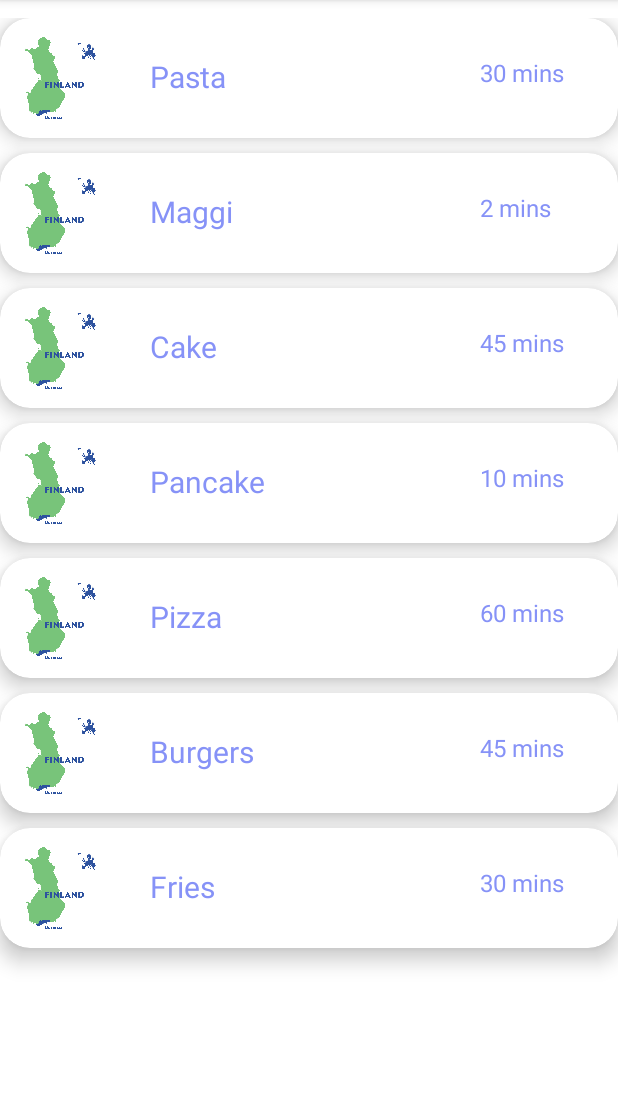
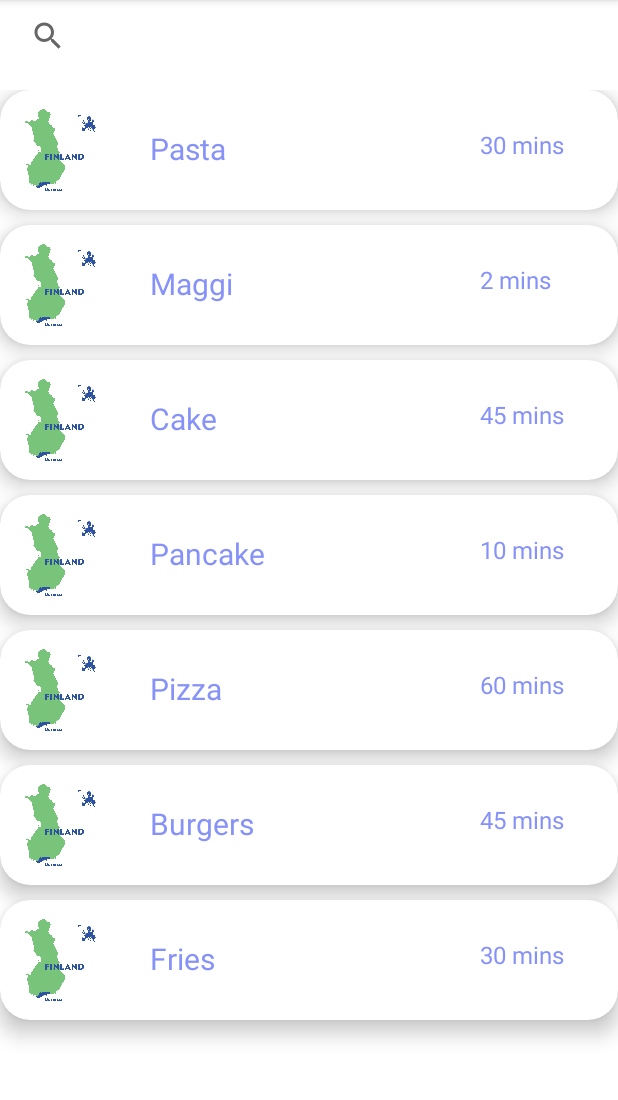
Before and after one commit to 0mlml/CT60A2411project, an Android app: the SearchActivity screen opened directly, with no data from a screen before it, on a phone screen of 412 x 824 dp, the part 84-1184 px from its top. Run offline under Robolectric (Android 15) with nearby library versions, the phone set to English and light mode, and no system bars.

Commit message:
maybe working search

```diff
--- a/app/src/main/java/dev/mlml/ct60a2411project/ListAdapter.java
+++ b/app/src/main/java/dev/mlml/ct60a2411project/ListAdapter.java
@@ -5,28 +5,77 @@ import android.view.LayoutInflater;
 import android.view.View;
 import android.view.ViewGroup;
 import android.widget.ArrayAdapter;
+import android.widget.Filter;
+import android.widget.Filterable;
 import android.widget.ImageView;
 import android.widget.TextView;
-import java.util.ArrayList;
 import androidx.annotation.NonNull;
 import androidx.annotation.Nullable;
-public class ListAdapter extends ArrayAdapter<ListData> {
+import java.util.ArrayList;
+
+public class ListAdapter extends ArrayAdapter<ListData> implements Filterable {
+    private ArrayList<ListData> originalData;
+    private ArrayList<ListData> filteredData;
+
     public ListAdapter(@NonNull Context context, ArrayList<ListData> dataArrayList) {
         super(context, R.layout.list_city, dataArrayList);
+        this.originalData = new ArrayList<>(dataArrayList);
+        this.filteredData = new ArrayList<>(dataArrayList);
     }
+
     @NonNull
     @Override
-    public View getView(int position, @Nullable View view, @NonNull ViewGroup parent) {
+    public View getView(int position, @Nullable View convertView, @NonNull ViewGroup parent) {
         ListData listData = getItem(position);
-        if (view == null){
-            view = LayoutInflater.from(getContext()).inflate(R.layout.list_city, parent, false);
+        if (convertView == null){
+            convertView = LayoutInflater.from(getContext()).inflate(R.layout.list_city, parent, false);
         }
-        ImageView listImage = view.findViewById(R.id.listImage);
-        TextView listName = view.findViewById(R.id.listName);
-        TextView listTime = view.findViewById(R.id.listTime);
+        ImageView listImage = convertView.findViewById(R.id.listImage);
+        TextView listName = convertView.findViewById(R.id.listName);
+        TextView listTime = convertView.findViewById(R.id.listTime);
         listImage.setImageResource(listData.image);
         listName.setText(listData.name);
         listTime.setText(listData.time);
-        return view;
+        return convertView;
+    }
+
+    @Override
+    public int getCount() {
+        return filteredData.size();
+    }
+
+    @Override
+    public ListData getItem(int position) {
+        return filteredData.get(position);
+    }
+
+    @Override
+    public Filter getFilter() {
+        return new Filter() {
+            @Override
+            protected FilterResults performFiltering(CharSequence constraint) {
+                FilterResults results = new FilterResults();
+                if (constraint == null || constraint.length() == 0) {
+                    results.values = originalData;
+                    results.count = originalData.size();
+                } else {
+                    ArrayList<ListData> filterResultsData = new ArrayList<>();
+                    for (ListData data : originalData) {
+                        if (data.name.toLowerCase().contains(constraint.toString().toLowerCase())) {
+                            filterResultsData.add(data);
+                        }
+                    }
+                    results.values = filterResultsData;
+                    results.count = filterResultsData.size();
+                }
+                return results;
+            }
+
+            @Override
+            protected void publishResults(CharSequence constraint, FilterResults results) {
+                filteredData = (ArrayList<ListData>) results.values;
+                notifyDataSetChanged();
+            }
+        };
     }
 }
--- a/app/src/main/java/dev/mlml/ct60a2411project/SearchActivity.java
+++ b/app/src/main/java/dev/mlml/ct60a2411project/SearchActivity.java
@@ -1,48 +1,70 @@
 package dev.mlml.ct60a2411project;
 
-import androidx.appcompat.app.AppCompatActivity;
 import android.content.Intent;
 import android.os.Bundle;
 import android.view.View;
 import android.widget.AdapterView;
-import dev.mlml.ct60a2411project.databinding.ActivityMainBinding;
+import android.widget.SearchView;
+import androidx.appcompat.app.AppCompatActivity;
+import dev.mlml.ct60a2411project.databinding.ActivitySearchBinding;
 import java.util.ArrayList;
-
-import dev.mlml.ct60a2411project.databinding.ActivitySearchBinding;
 
 public class SearchActivity extends AppCompatActivity {
     ActivitySearchBinding binding;
     ListAdapter listAdapter;
     ArrayList<ListData> dataArrayList = new ArrayList<>();
-    ListData listData;
+
     @Override
     protected void onCreate(Bundle savedInstanceState) {
         super.onCreate(savedInstanceState);
         binding = ActivitySearchBinding.inflate(getLayoutInflater());
         setContentView(binding.getRoot());
+
+        setupListView();
+        setupSearchView();
+    }
+
+    private void setupListView() {
         int[] imageList = {R.drawable.finland, R.drawable.finland, R.drawable.finland, R.drawable.finland, R.drawable.finland, R.drawable.finland, R.drawable.finland};
-        int[] ingredientList = {R.string.pastaIngredients, R.string.maggiIngredients,R.string.cakeIngredients,R.string.pancakeIngredients,R.string.pizzaIngredients, R.string.burgerIngredients, R.string.friesIngredients};
-        int[] descList = {R.string.pastaDesc, R.string.maggieDesc, R.string.cakeDesc,R.string.pancakeDesc,R.string.pizzaDesc, R.string.burgerDesc, R.string.friesDesc};
-        String[] nameList = {"Pasta", "Maggi", "Cake", "Pancake", "Pizza","Burgers", "Fries"};
-        String[] timeList = {"30 mins", "2 mins", "45 mins","10 mins", "60 mins", "45 mins", "30 mins"};
-        for (int i = 0; i < imageList.length; i++){
-            listData = new ListData(nameList[i], timeList[i], ingredientList[i], descList[i], imageList[i]);
+        int[] ingredientList = {R.string.pastaIngredients, R.string.maggiIngredients, R.string.cakeIngredients, R.string.pancakeIngredients, R.string.pizzaIngredients, R.string.burgerIngredients, R.string.friesIngredients};
+        int[] descList = {R.string.pastaDesc, R.string.pastaDesc, R.string.cakeDesc, R.string.pancakeDesc, R.string.pizzaDesc, R.string.burgerDesc, R.string.friesDesc};
+        String[] nameList = {"Pasta", "Maggi", "Cake", "Pancake", "Pizza", "Burgers", "Fries"};
+        String[] timeList = {"30 mins", "2 mins", "45 mins", "10 mins", "60 mins", "45 mins", "30 mins"};
+
+        for (int i = 0; i < imageList.length; i++) {
+            ListData listData = new ListData(nameList[i], timeList[i], ingredientList[i], descList[i], imageList[i]);
             dataArrayList.add(listData);
         }
-        listAdapter = new ListAdapter(SearchActivity.this, dataArrayList);
+        listAdapter = new ListAdapter(this, dataArrayList);
         binding.listview.setAdapter(listAdapter);
         binding.listview.setClickable(true);
         binding.listview.setOnItemClickListener(new AdapterView.OnItemClickListener() {
             @Override
-            public void onItemClick(AdapterView<?> adapterView, View view, int i, long l) {
+            public void onItemClick(AdapterView<?> parent, View view, int position, long id) {
+                ListData data = listAdapter.getItem(position);
                 Intent intent = new Intent(SearchActivity.this, DetailedCity.class);
-                intent.putExtra("name", nameList[i]);
-                intent.putExtra("time", timeList[i]);
-                intent.putExtra("ingredients", ingredientList[i]);
-                intent.putExtra("desc", descList[i]);
-                intent.putExtra("image", imageList[i]);
+                intent.putExtra("name", data.name);
+                intent.putExtra("time", data.time);
+                intent.putExtra("ingredients", data.ingredients);
+                intent.putExtra("desc", data.desc);
+                intent.putExtra("image", data.image);
                 startActivity(intent);
             }
         });
     }
+
+    private void setupSearchView() {
+        binding.searchView.setOnQueryTextListener(new SearchView.OnQueryTextListener() {
+            @Override
+            public boolean onQueryTextSubmit(String query) {
+                return false;
+            }
+
+            @Override
+            public boolean onQueryTextChange(String newText) {
+                listAdapter.getFilter().filter(newText);
+                return true;
+            }
+        });
+    }
 }
--- a/app/src/main/res/layout/activity_search.xml
+++ b/app/src/main/res/layout/activity_search.xml
@@ -1,17 +1,29 @@
-<?xml version="1.0" encoding="utf-8"?>
 <androidx.constraintlayout.widget.ConstraintLayout xmlns:android="http://schemas.android.com/apk/res/android"
     xmlns:app="http://schemas.android.com/apk/res-auto"
     xmlns:tools="http://schemas.android.com/tools"
     android:layout_width="match_parent"
     android:layout_height="match_parent"
-    tools:context=".MainActivity">
+    tools:context=".SearchActivity">
+
+    <SearchView
+        android:id="@+id/searchView"
+        android:layout_width="match_parent"
+        android:layout_height="wrap_content"
+        android:layout_marginStart="8dp"
+        android:layout_marginEnd="8dp"
+        app:layout_constraintTop_toTopOf="parent"
+        app:layout_constraintLeft_toLeftOf="parent"
+        app:layout_constraintRight_toRightOf="parent"/>
+
     <ListView
+        android:id="@+id/listview"
         android:layout_width="match_parent"
-        android:layout_height="match_parent"
-        android:id="@+id/listview"
+        android:layout_height="0dp"
         android:scrollbars="vertical"
         android:layout_marginTop="12dp"
-        tools:listitem="@layout/list_city"
         android:divider="@android:color/transparent"
-        android:dividerHeight="10.0sp"/>
+        android:dividerHeight="10dp"
+        app:layout_constraintTop_toBottomOf="@+id/searchView"
+        app:layout_constraintBottom_toBottomOf="parent"/>
+
 </androidx.constraintlayout.widget.ConstraintLayout>
```
